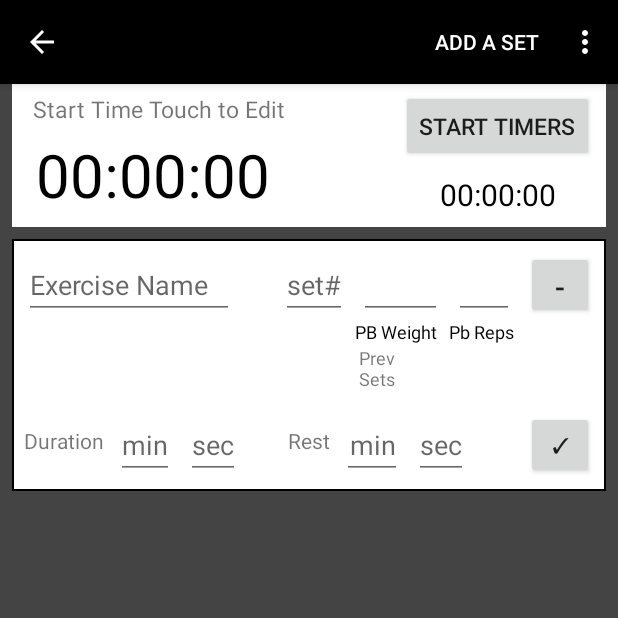
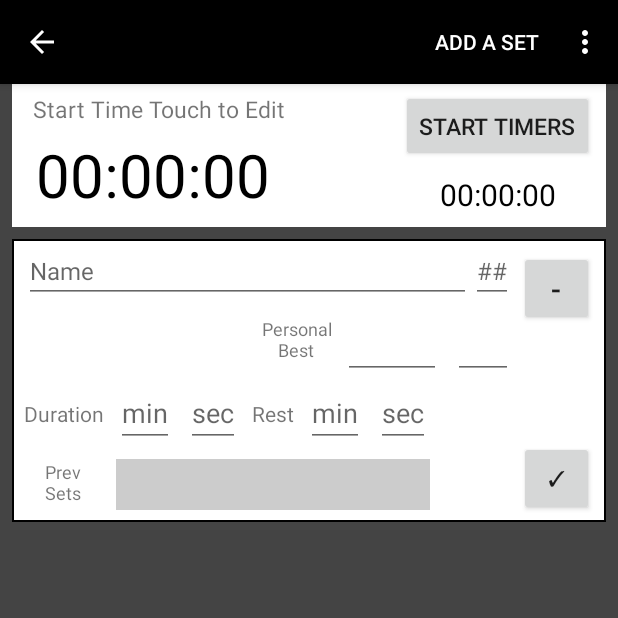
Before and after one commit to heliam1/howtobefit, an Android app: the ExerciseSetsActivity screen opened directly, with no data from a screen before it, after a tap on an icon or button, on a phone screen of 412 x 824 dp, the top half of it. Run offline under Robolectric (Android 15) with nearby library versions, the phone set to English and light mode, and no system bars; our stand-ins replace Dagger/Hilt's generated code, RxJava; 3 statements that could not run were skipped.

Commit message:
Critical sections DOESNT work, UI layout finished, swap down 2nd last fixed, notification text changed

```diff
--- a/app/src/main/java/com/heliam1/HowToBeFit/repositories/DatabaseRepository.java
+++ b/app/src/main/java/com/heliam1/HowToBeFit/repositories/DatabaseRepository.java
@@ -412,7 +412,12 @@ public class DatabaseRepository implements WorkoutRepository, ExerciseSetReposit
     public void swapExerciseSetDown(StartTimeExerciseSetListPreviousExerciseSet startExsetPrev) {
         mStartExsetListprevexset.remove(startExsetPrev);
         startExsetPrev.getExerciseSet().setSetOrder(startExsetPrev.getExerciseSet().getSetOrder() + 1);
-        mStartExsetListprevexset.add(startExsetPrev.getExerciseSet().getSetOrder() - 1, startExsetPrev);
+
+        if (startExsetPrev.getExerciseSet().getSetOrder() - 1 > mStartExsetListprevexset.size())
+            mStartExsetListprevexset.add(startExsetPrev);
+        else {
+            mStartExsetListprevexset.add(startExsetPrev.getExerciseSet().getSetOrder() - 1, startExsetPrev);
+        }
 
         // set and calculate the new set start for set moved down
         startExsetPrev.setStartTime(
--- a/app/src/main/java/com/heliam1/HowToBeFit/ui/ExerciseSets/ExerciseSetsActivity.java
+++ b/app/src/main/java/com/heliam1/HowToBeFit/ui/ExerciseSets/ExerciseSetsActivity.java
@@ -15,6 +15,7 @@ import android.util.Log;
 import android.view.LayoutInflater;
 import android.view.Menu;
 import android.view.MenuItem;
+import android.view.MotionEvent;
 import android.view.View;
 import android.view.ViewGroup;
 import android.widget.Button;
@@ -58,6 +59,7 @@ public class ExerciseSetsActivity extends AppCompatActivity implements ExerciseS
     private ActionBar mActionBar;
 
     private LinearLayout mExerciseSetsLinearLayout;
+    private boolean critical; // the linear layout has alot of views, giving them input while spawning will crash the ap
 
     private Button mStartTimers;
     private EditText mTimeElapsed;
@@ -232,13 +234,11 @@ public class ExerciseSetsActivity extends AppCompatActivity implements ExerciseS
         super.onDestroy();
     }
 
-    static int mCount = 0;
-
     @Override
     public void displayExerciseSets(List<StartTimeExerciseSetListPreviousExerciseSet> list) {
-        mCount++;
-        Log.v("EXERCISESETSACTIVITY", Integer.toString(mCount));
         mExerciseSetsLinearLayout.removeAllViews();
+        // ENTER CRITICAL SECTION
+        critical = true;
         for (int i = 0; i < list.size(); i++) {
 
             View exerciseSetView = LayoutInflater.from(this).inflate(R.layout.item_exerciseset, mExerciseSetsLinearLayout, false);
@@ -299,6 +299,15 @@ public class ExerciseSetsActivity extends AppCompatActivity implements ExerciseS
 
             mExerciseSetsLinearLayout.addView(exerciseSetView);
         }
+        // EXIT CRITICAL SECTION
+        critical = false;
+    }
+    // CRITICAL IMPLEMENTATION
+    @Override
+    public boolean dispatchTouchEvent(MotionEvent ev) {
+        if (!critical)
+            return super.dispatchTouchEvent(ev);
+        return true;
     }
 
     @Override
--- a/app/src/main/java/com/heliam1/HowToBeFit/utils/NotificationUtils.java
+++ b/app/src/main/java/com/heliam1/HowToBeFit/utils/NotificationUtils.java
@@ -46,9 +46,9 @@ public class NotificationUtils {
                 .setSmallIcon(R.drawable.ic_launcher_background)
                 // .setLargeIcon(largeIcon(context))
                 .setContentTitle("Next set!")                                       // context.getString(R.string.charging_reminder_notification_title))
-                .setContentText("Next set body!")                                        // context.getString(R.string.charging_reminder_notification_body))
+                .setContentText("Next set!")                                        // context.getString(R.string.charging_reminder_notification_body))
                 .setStyle(new NotificationCompat.BigTextStyle()
-                        .bigText("Next set body!"))                                          // context.getString(R.string.charging_reminder_notification_body)))
+                        .bigText("Next set!"))                                          // context.getString(R.string.charging_reminder_notification_body)))
                 .setDefaults(Notification.DEFAULT_VIBRATE)
                 .setDefaults(Notification.DEFAULT_SOUND)
                 .setContentIntent(contentIntent(context))
--- a/app/src/main/res/layout/expanded_exerciseset.xml
+++ b/app/src/main/res/layout/expanded_exerciseset.xml
@@ -13,68 +13,60 @@
         android:id="@+id/edit_text_expanded_rest_seconds"
         android:layout_width="wrap_content"
         android:layout_height="wrap_content"
-        android:layout_marginBottom="8dp"
         android:layout_marginEnd="8dp"
         android:layout_marginStart="8dp"
         android:hint="sec"
         android:maxLines="1"
         android:textAlignment="textEnd"
-        app:layout_constraintBottom_toBottomOf="parent"
-        app:layout_constraintEnd_toStartOf="@+id/button_expanded_save"
+        app:layout_constraintEnd_toStartOf="@+id/button_expanded_delete"
         app:layout_constraintHorizontal_bias="0.0"
-        app:layout_constraintStart_toEndOf="@+id/edit_text_expanded_rest_minutes" />
+        app:layout_constraintStart_toEndOf="@+id/edit_text_expanded_rest_minutes"
+        app:layout_constraintTop_toTopOf="@+id/edit_text_expanded_rest_minutes" />
 
-    <TextView
-        android:id="@+id/label_PB_Reps"
+    <EditText
+        android:id="@+id/edit_text_expanded_pb_weight"
         android:layout_width="wrap_content"
         android:layout_height="wrap_content"
         android:layout_marginEnd="8dp"
-        android:text="Pb Reps"
-        android:textColor="@android:color/black"
-        android:textSize="12sp"
-        app:layout_constraintEnd_toStartOf="@+id/button_expanded_delete"
-        app:layout_constraintTop_toBottomOf="@+id/edit_text_expanded_pb_reps" />
-
-    <EditText
-        android:id="@+id/edit_text_expanded_pb_weight"
-        android:layout_width="55dp"
-        android:layout_height="wrap_content"
-        android:layout_marginEnd="8dp"
-        android:layout_marginTop="8dp"
+        android:layout_marginTop="40dp"
         android:maxLines="1"
+        android:minWidth="65dp"
+        android:textSize="24sp"
         app:layout_constraintEnd_toStartOf="@+id/edit_text_expanded_pb_reps"
-        app:layout_constraintTop_toTopOf="parent" />
+        app:layout_constraintTop_toTopOf="parent"
+        tools:text="225.25" />
 
     <TextView
         android:id="@+id/label_PB_Weight"
         android:layout_width="wrap_content"
         android:layout_height="wrap_content"
         android:layout_marginEnd="8dp"
-        android:text="PB Weight"
-        android:textColor="@android:color/black"
+        android:text="Personal\nBest"
+        android:textAlignment="center"
         android:textSize="12sp"
-        app:layout_constraintEnd_toStartOf="@+id/label_PB_Reps"
-        app:layout_constraintTop_toBottomOf="@+id/edit_text_expanded_pb_weight" />
+        app:layout_constraintBottom_toBottomOf="@+id/edit_text_expanded_pb_weight"
+        app:layout_constraintEnd_toStartOf="@+id/edit_text_expanded_pb_weight"
+        app:layout_constraintTop_toTopOf="@+id/edit_text_expanded_pb_weight" />
 
     <Button
         android:id="@+id/button_expanded_save"
-        android:layout_width="45dp"
-        android:layout_height="45dp"
+        android:layout_width="50dp"
+        android:layout_height="50dp"
+        android:layout_marginBottom="4dp"
+        android:layout_marginEnd="8dp"
+        android:text="✓"
+        app:layout_constraintBottom_toBottomOf="parent"
+        app:layout_constraintEnd_toEndOf="parent" />
+
+    <Button
+        android:id="@+id/button_expanded_delete"
+        android:layout_width="50dp"
+        android:layout_height="50dp"
         android:layout_marginBottom="8dp"
         android:layout_marginEnd="8dp"
         android:layout_marginTop="8dp"
-        android:text="✓"
-        app:layout_constraintBottom_toBottomOf="parent"
-        app:layout_constraintEnd_toEndOf="parent"
-        app:layout_constraintTop_toBottomOf="@+id/button_expanded_delete" />
-
-    <Button
-        android:id="@+id/button_expanded_delete"
-        android:layout_width="45dp"
-        android:layout_height="45dp"
-        android:layout_marginEnd="8dp"
-        android:layout_marginTop="8dp"
         android:text="X"
+        app:layout_constraintBottom_toTopOf="@+id/button_expanded_save"
         app:layout_constraintEnd_toEndOf="parent"
         app:layout_constraintTop_toBottomOf="@+id/button_expanded_minimise" />
 
@@ -83,82 +75,80 @@
         android:layout_width="wrap_content"
         android:layout_height="wrap_content"
         android:layout_marginEnd="8dp"
-        android:layout_marginTop="8dp"
-        android:hint="set#"
+        android:hint="##"
         android:maxLines="1"
-        app:layout_constraintEnd_toStartOf="@+id/edit_text_expanded_pb_weight"
+        android:textAlignment="center"
+        android:textSize="16sp"
+        app:layout_constraintEnd_toStartOf="@+id/button_expanded_minimise"
+        app:layout_constraintHorizontal_bias="0.0"
+        app:layout_constraintStart_toEndOf="@+id/edit_text_expanded_name"
         app:layout_constraintTop_toTopOf="parent" />
 
     <EditText
         android:id="@+id/edit_text_expanded_name"
-        android:layout_width="140dp"
+        android:layout_width="0dp"
         android:layout_height="wrap_content"
         android:layout_gravity="left"
-        android:layout_marginEnd="8dp"
+        android:layout_marginEnd="32dp"
         android:layout_marginStart="8dp"
-        android:layout_marginTop="8dp"
-        android:hint="Exercise Name"
+        android:hint="Name"
         android:inputType="text"
-        android:maxLines="2"
-        app:layout_constraintEnd_toStartOf="@+id/edit_text_expanded_set_order"
-        app:layout_constraintHorizontal_bias="0.0"
+        android:maxLines="1"
+        android:textSize="16sp"
+        app:layout_constraintEnd_toStartOf="@+id/button_expanded_minimise"
         app:layout_constraintStart_toStartOf="parent"
         app:layout_constraintTop_toTopOf="parent" />
 
     <EditText
         android:id="@+id/edit_text_expanded_rest_minutes"
-        android:layout_width="40dp"
+        android:layout_width="wrap_content"
         android:layout_height="wrap_content"
-        android:layout_marginBottom="8dp"
         android:layout_marginStart="8dp"
         android:hint="min"
         android:maxLines="1"
         android:textAlignment="textEnd"
-        app:layout_constraintBottom_toBottomOf="parent"
-        app:layout_constraintStart_toEndOf="@+id/label_rest" />
+        app:layout_constraintStart_toEndOf="@+id/label_rest"
+        app:layout_constraintTop_toTopOf="@+id/edit_text_expanded_duration_seconds" />
 
     <EditText
         android:id="@+id/edit_text_expanded_duration_seconds"
         android:layout_width="wrap_content"
         android:layout_height="wrap_content"
-        android:layout_marginBottom="8dp"
         android:layout_marginStart="8dp"
         android:hint="sec"
         android:maxLines="1"
         android:textAlignment="textEnd"
-        app:layout_constraintBottom_toBottomOf="parent"
-        app:layout_constraintStart_toEndOf="@+id/edit_text_expanded_duration_minutes" />
+        app:layout_constraintStart_toEndOf="@+id/edit_text_expanded_duration_minutes"
+        app:layout_constraintTop_toTopOf="@+id/edit_text_expanded_duration_minutes" />
 
     <EditText
         android:id="@+id/edit_text_expanded_duration_minutes"
         android:layout_width="wrap_content"
         android:layout_height="wrap_content"
-        android:layout_marginBottom="8dp"
         android:layout_marginStart="8dp"
         android:hint="min"
         android:maxLines="1"
-        app:layout_constraintBottom_toBottomOf="parent"
-        app:layout_constraintStart_toEndOf="@+id/label_duration" />
+        app:layout_constraintStart_toEndOf="@+id/label_duration"
+        app:layout_constraintTop_toBottomOf="@+id/edit_text_expanded_pb_weight" />
 
     <TextView
         android:id="@+id/text_view_expanded_start"
         android:layout_width="wrap_content"
         android:layout_height="wrap_content"
-        android:layout_marginBottom="8dp"
-        android:layout_marginEnd="8dp"
-        android:layout_marginTop="8dp"
+        android:layout_marginStart="16dp"
         android:gravity="start"
         android:textColor="@android:color/black"
         android:textSize="20sp"
-        app:layout_constraintBottom_toTopOf="@+id/edit_text_expanded_duration_minutes"
-        app:layout_constraintEnd_toStartOf="@+id/label_prev_sets"
-        app:layout_constraintTop_toTopOf="@+id/label_PB_Weight"
+        app:layout_constraintBottom_toBottomOf="@+id/edit_text_expanded_pb_weight"
+        app:layout_constraintStart_toStartOf="parent"
+        app:layout_constraintTop_toTopOf="@+id/edit_text_expanded_pb_weight"
+        app:layout_constraintVertical_bias="0.6"
         tools:text="00:10:30" />
 
     <Button
         android:id="@+id/button_expanded_minimise"
-        android:layout_width="45dp"
-        android:layout_height="45dp"
+        android:layout_width="50dp"
+        android:layout_height="50dp"
         android:layout_marginEnd="8dp"
         android:layout_marginTop="8dp"
         android:text="-"
@@ -170,50 +160,60 @@
         android:id="@+id/label_duration"
         android:layout_width="wrap_content"
         android:layout_height="wrap_content"
-        android:layout_marginBottom="24dp"
         android:layout_marginStart="8dp"
         android:text="Duration"
-        app:layout_constraintBottom_toBottomOf="parent"
-        app:layout_constraintStart_toStartOf="parent" />
+        app:layout_constraintBottom_toBottomOf="@+id/edit_text_expanded_duration_minutes"
+        app:layout_constraintStart_toStartOf="parent"
+        app:layout_constraintTop_toTopOf="@+id/edit_text_expanded_duration_minutes" />
 
     <TextView
         android:id="@+id/label_rest"
         android:layout_width="wrap_content"
         android:layout_height="wrap_content"
-        android:layout_marginBottom="24dp"
-        android:layout_marginStart="32dp"
+        android:layout_marginStart="8dp"
         android:text="Rest"
-        app:layout_constraintBottom_toBottomOf="parent"
-        app:layout_constraintStart_toEndOf="@+id/edit_text_expanded_duration_seconds" />
+        app:layout_constraintBottom_toBottomOf="@+id/edit_text_expanded_duration_seconds"
+        app:layout_constraintStart_toEndOf="@+id/edit_text_expanded_duration_seconds"
+        app:layout_constraintTop_toTopOf="@+id/edit_text_expanded_duration_seconds" />
 
     <TextView
         android:id="@+id/label_prev_sets"
         android:layout_width="wrap_content"
         android:layout_height="34dp"
+        android:layout_marginBottom="8dp"
+        android:layout_marginEnd="8dp"
         android:layout_marginStart="8dp"
+        android:layout_marginTop="8dp"
         android:text="Prev\nSets"
         android:textSize="12dp"
-        app:layout_constraintStart_toEndOf="@+id/edit_text_expanded_set_order"
-        app:layout_constraintTop_toTopOf="@+id/text_view_expanded_start" />
+        app:layout_constraintBottom_toBottomOf="parent"
+        app:layout_constraintEnd_toStartOf="@+id/recycler_expanded_prev_sets"
+        app:layout_constraintHorizontal_bias="0.47"
+        app:layout_constraintStart_toStartOf="parent"
+        app:layout_constraintTop_toBottomOf="@+id/edit_text_expanded_duration_minutes"
+        app:layout_constraintVertical_bias="0.0" />
 
     <android.support.v7.widget.RecyclerView
         android:id="@+id/recycler_expanded_prev_sets"
         android:layout_width="0dp"
         android:layout_height="0dp"
         android:layout_marginBottom="8dp"
-        app:layout_constraintBottom_toTopOf="@+id/edit_text_expanded_rest_minutes"
-        app:layout_constraintEnd_toStartOf="@+id/button_expanded_save"
+        android:layout_marginTop="8dp"
+        android:background="#CCCCCC"
+        app:layout_constraintBottom_toBottomOf="parent"
+        app:layout_constraintEnd_toEndOf="@+id/edit_text_expanded_rest_seconds"
         app:layout_constraintHorizontal_bias="1.0"
-        app:layout_constraintStart_toEndOf="@+id/label_prev_sets"
-        app:layout_constraintTop_toBottomOf="@+id/label_PB_Weight"></android.support.v7.widget.RecyclerView>
+        app:layout_constraintStart_toStartOf="@+id/edit_text_expanded_duration_minutes"
+        app:layout_constraintTop_toBottomOf="@+id/edit_text_expanded_rest_minutes"
+        app:layout_constraintVertical_bias="0.0"></android.support.v7.widget.RecyclerView>
 
     <EditText
         android:id="@+id/edit_text_expanded_pb_reps"
         android:layout_width="40dp"
         android:layout_height="wrap_content"
-        android:layout_marginEnd="8dp"
-        android:layout_marginTop="8dp"
+        android:layout_marginTop="40dp"
         android:maxLines="1"
-        app:layout_constraintEnd_toStartOf="@+id/button_expanded_delete"
+        android:textSize="24sp"
+        app:layout_constraintEnd_toEndOf="@+id/edit_text_expanded_set_order"
         app:layout_constraintTop_toTopOf="parent" />
 </android.support.constraint.ConstraintLayout>
--- a/app/src/main/res/layout/item_exerciseset.xml
+++ b/app/src/main/res/layout/item_exerciseset.xml
@@ -12,8 +12,8 @@
         android:id="@+id/setNameNumber"
         android:layout_width="wrap_content"
         android:layout_height="21dp"
-        android:layout_marginStart="8dp"
-        android:layout_marginTop="8dp"
+        android:layout_marginStart="11dp"
+        android:layout_marginTop="11dp"
         android:gravity="start"
         android:textColor="@android:color/black"
         android:textSize="16sp"
@@ -26,7 +26,7 @@
         android:layout_width="wrap_content"
         android:layout_height="wrap_content"
         android:layout_marginBottom="8dp"
-        android:layout_marginStart="8dp"
+        android:layout_marginStart="16dp"
         android:layout_marginTop="8dp"
         android:gravity="start"
         android:textColor="@android:color/black"
@@ -34,30 +34,31 @@
         app:layout_constraintBottom_toBottomOf="parent"
         app:layout_constraintStart_toStartOf="parent"
         app:layout_constraintTop_toBottomOf="@+id/setNameNumber"
-        tools:text="10:30" />
+        tools:text="00:10:30" />
 
     <EditText
         android:id="@+id/currentSetWeight"
-        android:layout_width="55dp"
+        android:layout_width="wrap_content"
         android:layout_height="wrap_content"
         android:layout_marginEnd="8dp"
-        android:layout_marginTop="8dp"
+        android:layout_marginTop="16dp"
         android:gravity="end"
         android:maxLines="1"
+        android:minWidth="65dp"
         android:textColor="@android:color/black"
         android:textSize="24sp"
         app:layout_constraintBottom_toBottomOf="parent"
         app:layout_constraintEnd_toStartOf="@+id/currentSetReps"
         app:layout_constraintTop_toTopOf="parent"
         app:layout_constraintVertical_bias="0.25"
-        tools:text="999" />
+        tools:text="225.25" />
 
     <EditText
         android:id="@+id/currentSetReps"
         android:layout_width="40dp"
         android:layout_height="wrap_content"
         android:layout_marginEnd="8dp"
-        android:layout_marginTop="8dp"
+        android:layout_marginTop="16dp"
         android:gravity="end"
         android:maxLines="1"
         android:textColor="@android:color/black"
@@ -73,6 +74,7 @@
         android:layout_width="50dp"
         android:layout_height="50dp"
         android:layout_marginEnd="8dp"
+        android:layout_marginTop="8dp"
         android:text="⋮"
         android:textAppearance="@style/TextAppearance.AppCompat.Title"
         app:layout_constraintBottom_toBottomOf="parent"
@@ -80,14 +82,15 @@
         app:layout_constraintTop_toTopOf="parent" />
 
     <TextView
-        android:textAlignment="center"
         android:id="@+id/button_up"
         android:layout_width="30dp"
         android:layout_height="30dp"
         android:text="▲"
+        android:textAlignment="center"
         app:layout_constraintBottom_toTopOf="@+id/button_down"
         app:layout_constraintEnd_toEndOf="parent"
-        app:layout_constraintTop_toTopOf="parent" />
+        app:layout_constraintTop_toTopOf="parent"
+        app:layout_constraintVertical_bias="1.0" />
 
     <TextView
         android:textAlignment="center"
```
